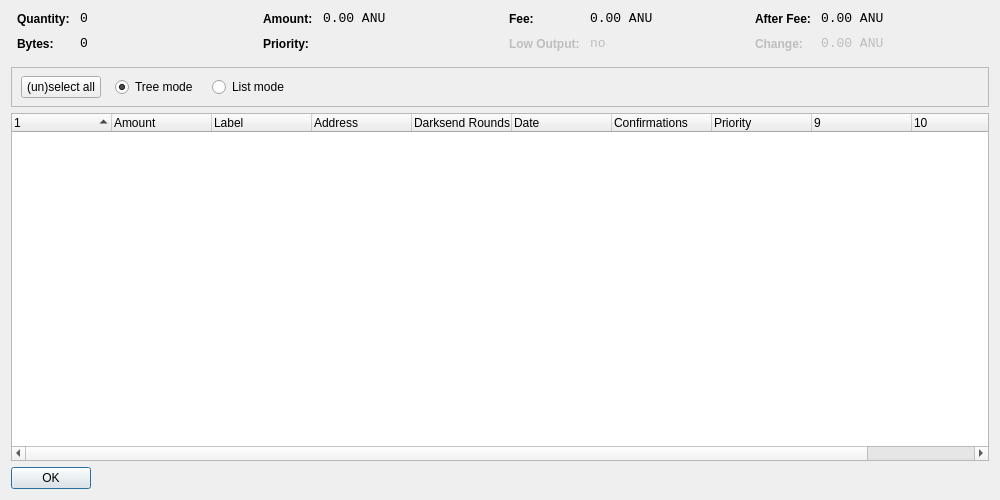
Qt form src/qt/forms/coincontroldialog.ui (anucore/anucore) before a commit.
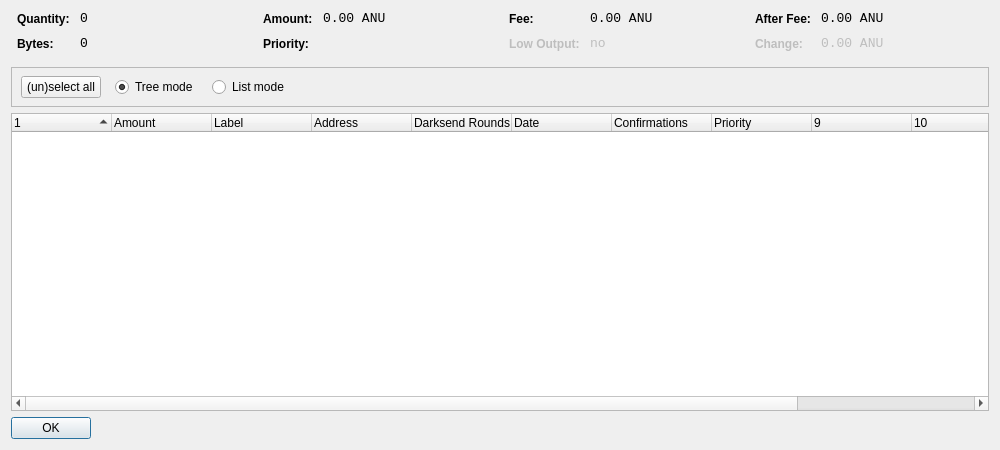
The same form after that commit. Custom widgets are drawn as their Qt base class.

Diff of the .ui file:
```diff
--- a/src/qt/forms/coincontroldialog.ui
+++ b/src/qt/forms/coincontroldialog.ui
@@ -7,7 +7,7 @@
     <x>0</x>
     <y>0</y>
     <width>1000</width>
-    <height>500</height>
+    <height>450</height>
    </rect>
   </property>
   <property name="windowTitle">
@@ -451,7 +451,7 @@
       <bool>false</bool>
      </property>
      <property name="columnCount">
-      <number>11</number>
+      <number>12</number>
      </property>
      <attribute name="headerShowSortIndicator" stdset="0">
       <bool>true</bool>
```
Left out of the diff: 2 changed lines with no effect on the pictures. Lines whose indentation alone changed are shown as unchanged.
